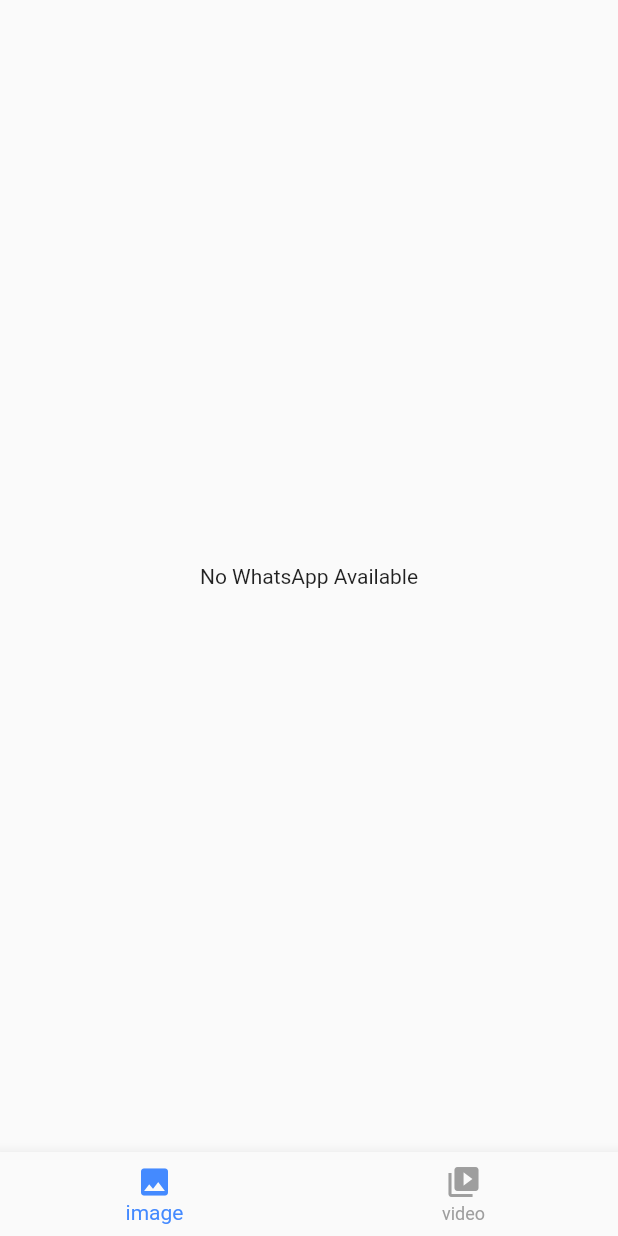
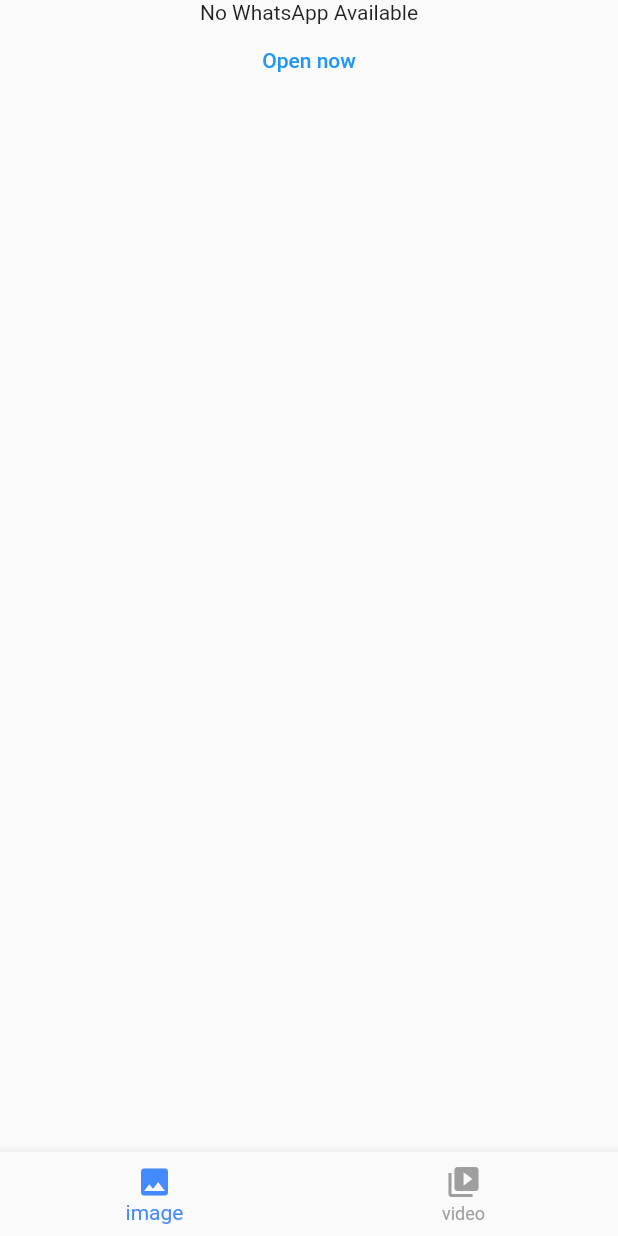
Before and after one commit to CHRISANTHOS/whatsAppStatusDownloader, a Flutter app: the screen it shows after launch, on a phone screen of 412 x 824 dp. Run offline on Flutter 3.47's test engine with Material 2 defaults, Android fonts, the phone set to English and light mode, and no system bars; our stand-ins replace flutter_native_api, image_gallery_saver, permission_handler; missing offline and left inert: a package.

```diff
--- a/lib/navPages/image/images.dart
+++ b/lib/navPages/image/images.dart
@@ -1,5 +1,5 @@
 import 'dart:io';
-
+import 'package:flutter_native_api/flutter_native_api.dart';
 import 'package:flutter/material.dart';
 import 'image_viewer.dart';
 import 'package:provider/provider.dart';
@@ -23,8 +23,15 @@ class _ImagePageState extends State<ImagePage> {
           });
         }
         return file.isWhatsAppAvailable == false
-            ? const Center(
-                child: Text('No WhatsApp Available'),
+            ? Center(
+                child: Column(
+                  children: [
+                    const Text('No WhatsApp Available'),
+                    TextButton(onPressed: (){
+                      FlutterNativeApi.launchExternalApp('com.whatsapp');
+                    }, child: const Text('Open now'))
+                  ],
+                ),
               )
             : file.getImages.isEmpty
                 ? const Center(
@@ -44,7 +51,7 @@ class _ImagePageState extends State<ImagePage> {
                             Navigator.push(
                                 context,
                                 MaterialPageRoute(
-                                    builder: (context) => ImageView()));
+                                    builder: (context) => ImageView(image: file.getImages[index],)));
                           },
                           child: Container(
                             decoration: BoxDecoration(
--- a/pubspec.yaml
+++ b/pubspec.yaml
@@ -44,6 +44,7 @@ dependencies:
   video_thumbnail: ^0.5.3
   provider: ^6.0.5
   share_plus: ^6.3.1
+  flutter_native_api: ^0.0.1
 
 dev_dependencies:
   flutter_test:
```
Also changed, not shown: lib/navPages/image/image_viewer.dart (+23 -1 lines), pubspec.lock.
